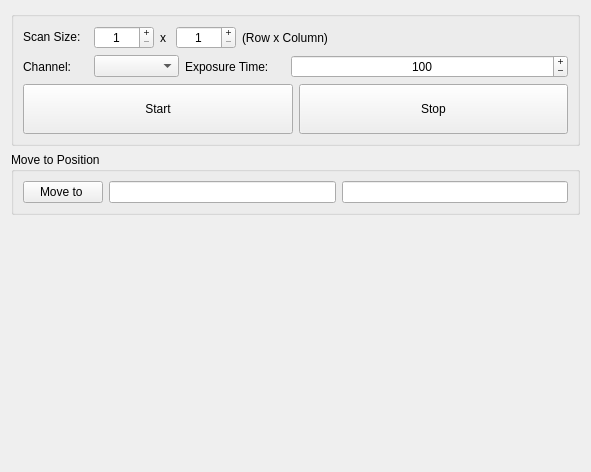
Old version of the form micromanager_gui/_ui/explore_sample.ui in the repository pymmcore-plus/napari-micromanager.
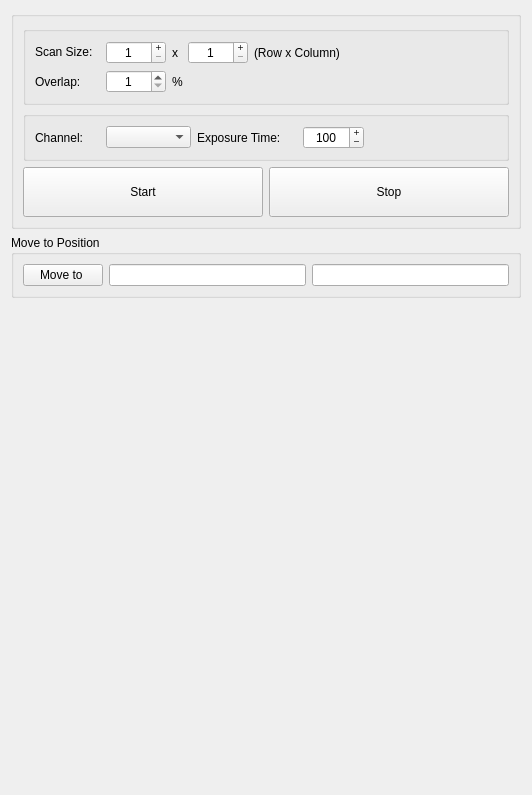
New version of the form.

```diff
--- a/micromanager_gui/_ui/explore_sample.ui
+++ b/micromanager_gui/_ui/explore_sample.ui
@@ -6,8 +6,8 @@
    <rect>
     <x>0</x>
     <y>0</y>
-    <width>591</width>
-    <height>472</height>
+    <width>532</width>
+    <height>795</height>
    </rect>
   </property>
   <property name="windowTitle">
@@ -93,8 +93,12 @@
      <property name="title">
       <string/>
      </property>
-     <layout class="QGridLayout" name="gridLayout_8">
+     <layout class="QGridLayout" name="gridLayout_9">
       <item row="0" column="0">
+       <widget class="QGroupBox" name="groupBox_3">
+        <property name="title">
+         <string/>
+        </property>
        <layout class="QGridLayout" name="gridLayout_4">
         <item row="0" column="0">
          <layout class="QGridLayout" name="gridLayout_3">
@@ -193,12 +197,9 @@
             <property name="orientation">
              <enum>Qt::Horizontal</enum>
             </property>
-            <property name="sizeType">
-             <enum>QSizePolicy::Expanding</enum>
-            </property>
             <property name="sizeHint" stdset="0">
              <size>
-              <width>50</width>
+               <width>40</width>
               <height>20</height>
              </size>
             </property>
@@ -240,47 +241,68 @@
         </item>
         <item row="1" column="0">
          <layout class="QGridLayout" name="gridLayout">
-          <item row="0" column="3">
-           <widget class="QSpinBox" name="scan_exp_spinBox">
-            <property name="enabled">
-             <bool>true</bool>
+           <item row="0" column="0">
+            <widget class="QLabel" name="label_5">
+             <property name="minimumSize">
+              <size>
+               <width>65</width>
+               <height>0</height>
+              </size>
+             </property>
+             <property name="maximumSize">
+              <size>
+               <width>65</width>
+               <height>16777215</height>
+              </size>
+             </property>
+             <property name="text">
+              <string>Overlap:</string>
+             </property>
+            </widget>
+           </item>
+           <item row="0" column="1">
+            <widget class="QSpinBox" name="ovelap_spinBox">
+             <property name="minimumSize">
+              <size>
+               <width>60</width>
+               <height>0</height>
+              </size>
+             </property>
+             <property name="maximumSize">
+              <size>
+               <width>60</width>
+               <height>16777215</height>
+              </size>
             </property>
             <property name="alignment">
              <set>Qt::AlignCenter</set>
             </property>
-            <property name="buttonSymbols">
-             <enum>QAbstractSpinBox::PlusMinus</enum>
-            </property>
             <property name="minimum">
              <number>1</number>
             </property>
-            <property name="maximum">
-             <number>10000</number>
-            </property>
             <property name="value">
-             <number>100</number>
+              <number>1</number>
             </property>
            </widget>
           </item>
           <item row="0" column="2">
-           <widget class="QLabel" name="label_3">
-            <property name="minimumSize">
-             <size>
-              <width>100</width>
-              <height>0</height>
-             </size>
-            </property>
-            <property name="maximumSize">
-             <size>
-              <width>100</width>
-              <height>16777215</height>
-             </size>
-            </property>
+            <widget class="QLabel" name="label_6">
             <property name="text">
-             <string>Exposure Time:</string>
+              <string>%</string>
             </property>
            </widget>
           </item>
+          </layout>
+         </item>
+        </layout>
+       </widget>
+      </item>
+      <item row="1" column="0">
+       <widget class="QGroupBox" name="groupBox_4">
+        <property name="title">
+         <string/>
+        </property>
+        <layout class="QGridLayout" name="gridLayout_8">
           <item row="0" column="0">
            <widget class="QLabel" name="label_2">
             <property name="minimumSize">
@@ -300,6 +322,28 @@
             </property>
            </widget>
           </item>
+         <item row="0" column="3">
+          <widget class="QSpinBox" name="scan_exp_spinBox">
+           <property name="enabled">
+            <bool>true</bool>
+           </property>
+           <property name="alignment">
+            <set>Qt::AlignCenter</set>
+           </property>
+           <property name="buttonSymbols">
+            <enum>QAbstractSpinBox::PlusMinus</enum>
+           </property>
+           <property name="minimum">
+            <number>1</number>
+           </property>
+           <property name="maximum">
+            <number>10000</number>
+           </property>
+           <property name="value">
+            <number>100</number>
+           </property>
+          </widget>
+         </item>
           <item row="0" column="1">
            <widget class="QComboBox" name="scan_channel_comboBox">
             <property name="enabled">
@@ -319,11 +363,42 @@
             </property>
            </widget>
           </item>
-         </layout>
-        </item>
-       </layout>
+         <item row="0" column="2">
+          <widget class="QLabel" name="label_3">
+           <property name="minimumSize">
+            <size>
+             <width>100</width>
+             <height>0</height>
+            </size>
+           </property>
+           <property name="maximumSize">
+            <size>
+             <width>100</width>
+             <height>16777215</height>
+            </size>
+           </property>
+           <property name="text">
+            <string>Exposure Time:</string>
+           </property>
+          </widget>
+         </item>
+         <item row="0" column="4">
+          <spacer name="horizontalSpacer_2">
+           <property name="orientation">
+            <enum>Qt::Horizontal</enum>
+           </property>
+           <property name="sizeHint" stdset="0">
+            <size>
+             <width>40</width>
+             <height>20</height>
+            </size>
+           </property>
+          </spacer>
+         </item>
+        </layout>
+       </widget>
       </item>
-      <item row="1" column="0">
+      <item row="2" column="0">
        <layout class="QGridLayout" name="gridLayout_2">
         <item row="0" column="1">
          <widget class="QPushButton" name="stop_scan_Button">
```
Left out of the diff: 76 changed lines with no effect on the pictures. Lines whose indentation alone changed are shown as unchanged.
